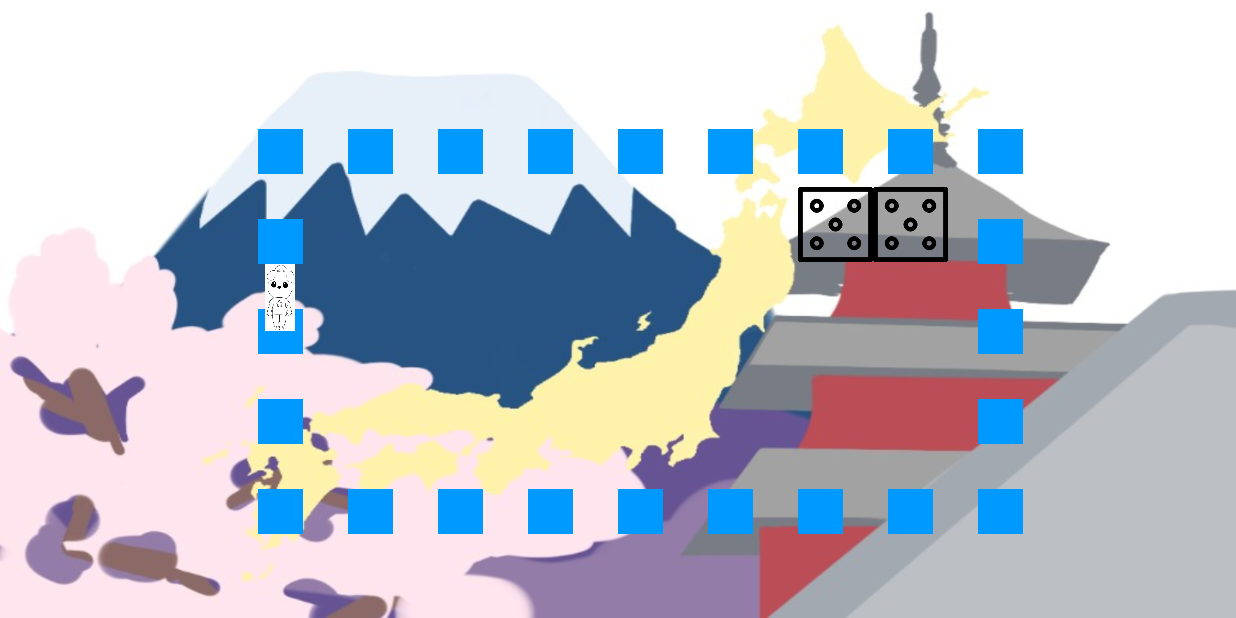
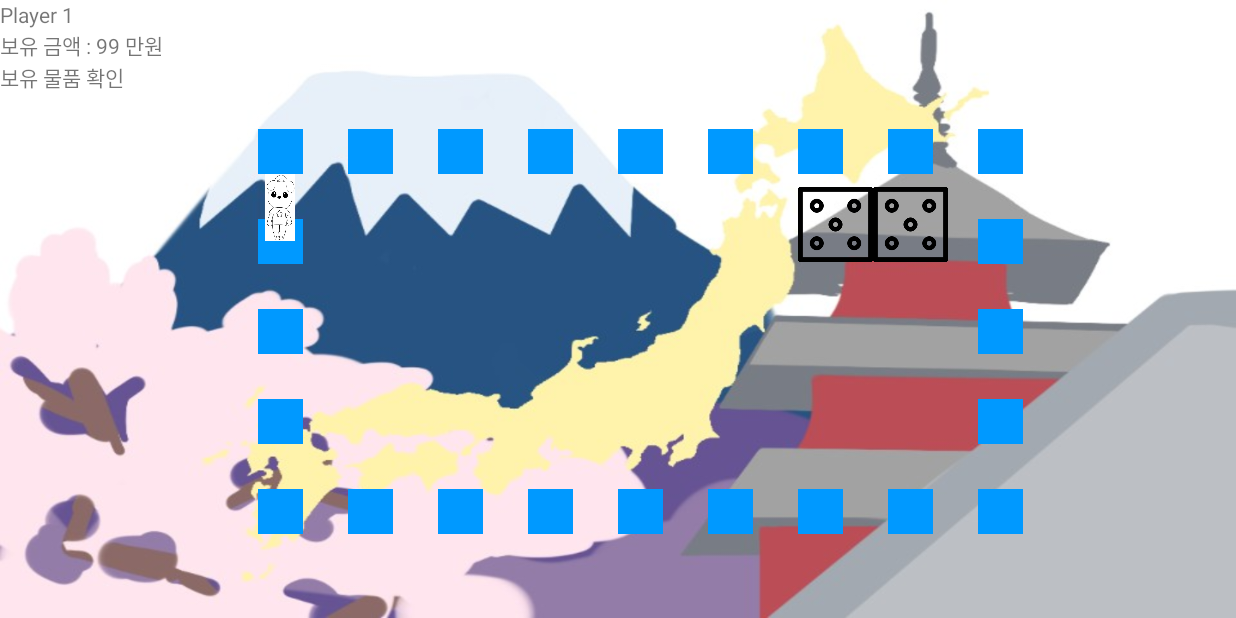
Before and after one commit to sosuch/TraMarvel, an Android app: the JapanActivity screen opened directly, with no data from a screen before it, after a tap on an icon or button, on a phone screen of 824 x 412 dp (held sideways). Run offline under Robolectric (Android 15) with nearby library versions, the phone set to English and light mode, and no system bars; our stand-ins replace ButterKnife.

Commit message:
매 이동시마다 1만원 차감하여 좌측 상단에 표기 for 문 사용하여 visible 제어 custom layout 일부 수정

```diff
--- a/app/src/main/java/kr/co/ezenac/sosuch/tramarvel/JapanActivity.java
+++ b/app/src/main/java/kr/co/ezenac/sosuch/tramarvel/JapanActivity.java
@@ -1,12 +1,14 @@
 package kr.co.ezenac.sosuch.tramarvel;
 
-
+import android.app.Dialog;
 import android.content.DialogInterface;
 import android.support.v7.app.AppCompatActivity;
 import android.os.Bundle;
 import android.view.View;
 import android.widget.ImageView;
 import android.widget.RelativeLayout;
+import android.widget.TextView;
+
 import butterknife.BindView;
 import butterknife.ButterKnife;
 import kr.co.ezenac.sosuch.tramarvel.model.Character;
@@ -40,8 +42,13 @@
     @BindView(R.id.ch_22) ImageView ch_22;
     @BindView(R.id.ch_23) ImageView ch_23;
     @BindView(R.id.ch_24) ImageView ch_24;
+    @BindView(R.id.txt_player) TextView txt_player;
+    @BindView(R.id.txt_money) TextView txt_money;
+    @BindView(R.id.txt_object) TextView txt_object;
+
+    ImageView[] chs;
+
     int selectedPos = 0;
-
 
     @Override
     protected void onCreate(Bundle savedInstanceState) {
@@ -51,10 +58,43 @@
         final Dice dice = new Dice();
         final Character character = new Character();
 
+        chs = new ImageView[24];
+
+        chs[0] = ch_1;
+        chs[1] = ch_2;
+        chs[2] = ch_3;
+        chs[3] = ch_4;
+        chs[4] = ch_5;
+        chs[5] = ch_6;
+        chs[6] = ch_7;
+        chs[7] = ch_8;
+        chs[8] = ch_9;
+        chs[9] = ch_10;
+        chs[10] = ch_11;
+        chs[11] = ch_12;
+        chs[12] = ch_13;
+        chs[13] = ch_14;
+        chs[14] = ch_15;
+        chs[15] = ch_16;
+        chs[16] = ch_17;
+        chs[17] = ch_18;
+        chs[18] = ch_19;
+        chs[19] = ch_20;
+        chs[20] = ch_21;
+        chs[21] = ch_22;
+        chs[22] = ch_23;
+        chs[23] = ch_24;
+
+        final Dialog dialog = new Dialog(this);
+        dialog.setContentView(R.layout.custom_layout);
+        dialog.setTitle("특산물을 구입하시겠습니까?");  //custom dialog
+
         rl_dice.setOnClickListener(new View.OnClickListener() {
             @Override
             public void onClick(View view) {
 
+                character.setMoney(character.getMoney()-1);
+                txt_money.setText(character.getMoney().toString());
                 dice.throwDice_2();
                 int sum = dice.getNumber_1() + dice.getNumber_2();
                 character.setLocation(character.getLocation()+sum);
@@ -97,6 +137,8 @@
 
                     android.app.AlertDialog.Builder alertDialog = new android.app.AlertDialog.Builder(JapanActivity.this);
                     alertDialog.setTitle("특산물을 구매하시겠습니까?");
+
+                    alertDialog.setIcon(android.R.drawable.star_big_on);
                     alertDialog.setSingleChoiceItems(items, selectedPos, new DialogInterface.OnClickListener() {
                         @Override
                         public void onClick(DialogInterface dialogInterface, int i) {
@@ -117,125 +159,17 @@
                     alertDialog.show();
 
                 } else {
-                    ch_1.setVisibility(view.INVISIBLE);
-
-                }
-                if (character.getLocation() == 2) {
-                    ch_2.setVisibility(view.VISIBLE);
-                } else {
-                    ch_2.setVisibility(view.INVISIBLE);
-                }
-                if (character.getLocation() == 3) {
-                    ch_3.setVisibility(view.VISIBLE);
-                } else {
-                    ch_3.setVisibility(view.INVISIBLE);
-                }
-                if (character.getLocation() == 4) {
-                    ch_4.setVisibility(view.VISIBLE);
-                } else {
-                    ch_4.setVisibility(view.INVISIBLE);
-                }
-                if (character.getLocation() == 5) {
-                    ch_5.setVisibility(view.VISIBLE);
-                } else {
-                    ch_5.setVisibility(view.INVISIBLE);
-                }
-                if (character.getLocation() == 6) {
-                    ch_6.setVisibility(view.VISIBLE);
-                } else {
-                    ch_6.setVisibility(view.INVISIBLE);
-                }
-                if (character.getLocation() == 7) {
-                    ch_7.setVisibility(view.VISIBLE);
-                } else {
-                    ch_7.setVisibility(view.INVISIBLE);
-                }
-                if (character.getLocation() == 8) {
-                    ch_8.setVisibility(view.VISIBLE);
-                } else {
-                    ch_8.setVisibility(view.INVISIBLE);
-                }
-                if (character.getLocation() == 9) {
-                    ch_9.setVisibility(view.VISIBLE);
-                } else {
-                    ch_9.setVisibility(view.INVISIBLE);
-                }
-                if (character.getLocation() == 10) {
-                    ch_10.setVisibility(view.VISIBLE);
-                } else {
-                    ch_10.setVisibility(view.INVISIBLE);
-                }
-                if (character.getLocation() == 11) {
-                    ch_11.setVisibility(view.VISIBLE);
-                } else {
-                    ch_11.setVisibility(view.INVISIBLE);
-                }
-                if (character.getLocation() == 12) {
-                    ch_12.setVisibility(view.VISIBLE);
-                } else {
-                    ch_12.setVisibility(view.INVISIBLE);
-                }
-                if (character.getLocation() == 13) {
-                    ch_13.setVisibility(view.VISIBLE);
-                } else {
-                    ch_13.setVisibility(view.INVISIBLE);
-                }
-                if (character.getLocation() == 14) {
-                    ch_14.setVisibility(view.VISIBLE);
-                } else {
-                    ch_14.setVisibility(view.INVISIBLE);
-                }
-                if (character.getLocation() == 15) {
-                    ch_15.setVisibility(view.VISIBLE);
-                } else {
-                    ch_15.setVisibility(view.INVISIBLE);
-                }
-                if (character.getLocation() == 16) {
-                    ch_16.setVisibility(view.VISIBLE);
-                } else {
-                    ch_16.setVisibility(view.INVISIBLE);
-                }
-                if (character.getLocation() == 17) {
-                    ch_17.setVisibility(view.VISIBLE);
-                } else {
-                    ch_17.setVisibility(view.INVISIBLE);
-                }
-                if (character.getLocation() == 18) {
-                    ch_18.setVisibility(view.VISIBLE);
-                } else {
-                    ch_18.setVisibility(view.INVISIBLE);
-                }
-                if (character.getLocation() == 19) {
-                    ch_19.setVisibility(view.VISIBLE);
-                } else {
-                    ch_19.setVisibility(view.INVISIBLE);
-                }
-                if (character.getLocation() == 20) {
-                    ch_20.setVisibility(view.VISIBLE);
-                } else {
-                    ch_20.setVisibility(view.INVISIBLE);
-                }
-                if (character.getLocation() == 21) {
-                    ch_21.setVisibility(view.VISIBLE);
-                } else {
-                    ch_21.setVisibility(view.INVISIBLE);
-                }
-                if (character.getLocation() == 22) {
-                    ch_22.setVisibility(view.VISIBLE);
-                } else {
-                    ch_22.setVisibility(view.INVISIBLE);
-                }
-                if (character.getLocation() == 23) {
-                    ch_23.setVisibility(view.VISIBLE);
-                } else {
-                    ch_23.setVisibility(view.INVISIBLE);
-                }
-                if (character.getLocation() == 24) {
-                    ch_24.setVisibility(view.VISIBLE);
-                } else {
-                    ch_24.setVisibility(view.INVISIBLE);
+                    visibleCh(character.getLocation());
                 }
             }
         });
     }
+
+    public void visibleCh(int index) {
+        for (int i = 0 ; i < chs.length ; i++) {
+            chs[i].setVisibility(View.INVISIBLE);
+        }
+
+        chs[index].setVisibility(View.VISIBLE);
+    }
 }
--- a/app/src/main/java/kr/co/ezenac/sosuch/tramarvel/model/Character.java
+++ b/app/src/main/java/kr/co/ezenac/sosuch/tramarvel/model/Character.java
@@ -6,9 +6,27 @@
 
     public class Character {
         private Integer location = 1;
+        private Integer money = 100;
+        private String object;
 
-        public Character() {
-        }
+    public Character() {
+    }
+
+    public Integer getMoney() {
+        return money;
+    }
+
+    public void setMoney(Integer money) {
+        this.money = money;
+    }
+
+    public String getObject() {
+        return object;
+    }
+
+    public void setObject(String object) {
+        this.object = object;
+    }
 
         public Integer getLocation() {
             return location;
--- a/app/src/main/res/layout/activity_japan.xml
+++ b/app/src/main/res/layout/activity_japan.xml
@@ -715,7 +715,45 @@
 
     </RelativeLayout>
 
+    <LinearLayout
+        android:layout_width="wrap_content"
+        android:layout_height="wrap_content"
+        android:orientation="vertical">
+        <TextView
+            android:id="@+id/txt_player"
+            android:layout_width="wrap_content"
+            android:layout_height="wrap_content"
+            android:text="Player 1" />
+        <LinearLayout
+            android:layout_width="wrap_content"
+            android:layout_height="wrap_content"
+            android:orientation="horizontal">
 
 
+            <TextView
+                android:layout_width="wrap_content"
+                android:layout_height="wrap_content"
+                android:text="보유 금액 : "/>
+
+            <TextView
+                android:id="@+id/txt_money"
+                android:layout_width="wrap_content"
+                android:layout_height="wrap_content"
+                android:text="100"/>
+
+            <TextView
+                android:layout_width="wrap_content"
+                android:layout_height="wrap_content"
+                android:text=" 만원"/>
+
+        </LinearLayout>
+
+        <TextView
+            android:id="@+id/txt_object"
+            android:layout_width="wrap_content"
+            android:layout_height="wrap_content"
+            android:text="보유 물품 확인"/>
+
+    </LinearLayout>
 
 </RelativeLayout>
```
Also changed, not shown: app/src/main/res/layout/custom_layout.xml (+24 -10 lines).
